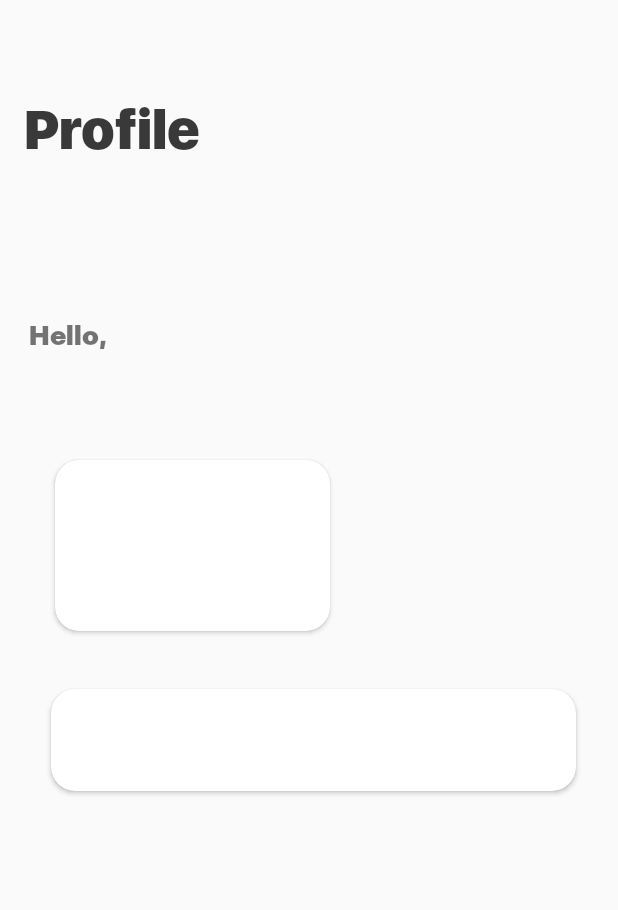
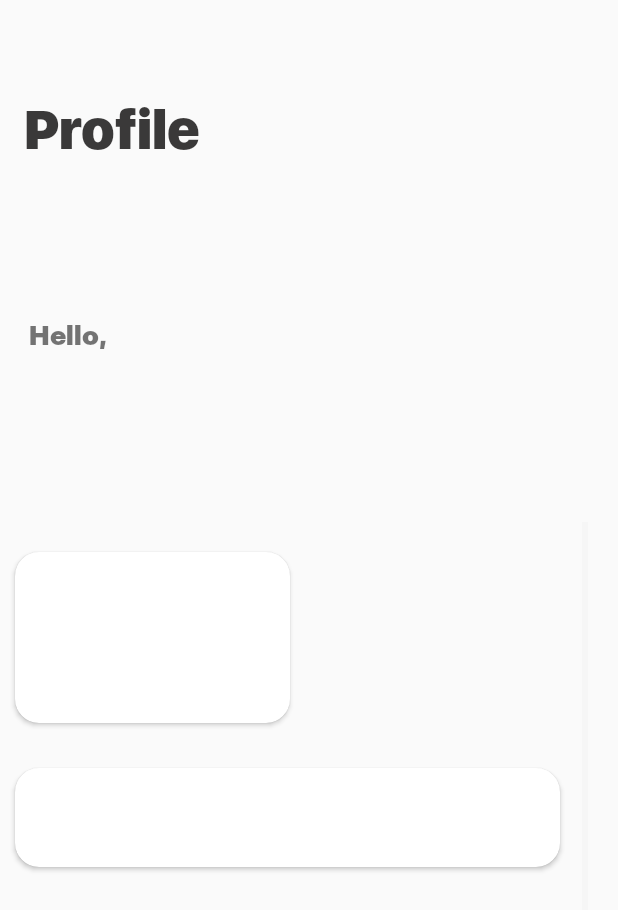
Before and after one commit to JeanpaulRazzouk/UPay, an Android app: the Profile screen opened directly, with no data from a screen before it, on a phone screen of 412 x 824 dp. Shown: the top 910 px of the screen. Run offline under Robolectric (Android 15) with nearby library versions, the phone set to English and light mode, and no system bars; our stand-ins replace Firebase (no records; nobody signed in at launch, a user with empty details on screens opened directly).

Commit message:
new changes

```diff
--- a/UPay/app/src/main/res/layout/activity_home_page.xml
+++ b/UPay/app/src/main/res/layout/activity_home_page.xml
@@ -20,7 +20,7 @@
             android:id="@+id/bottom_navigation"
             android:layout_width="374dp"
             android:layout_height="55dp"
-            android:layout_marginBottom="72dp"
+            android:layout_marginBottom="50dp"
             android:background="@drawable/shape_rounded_corners"
             android:elevation="8dp"
             app:itemIconTint="@drawable/color_back"
--- a/UPay/app/src/main/res/layout/activity_profile.xml
+++ b/UPay/app/src/main/res/layout/activity_profile.xml
@@ -2,20 +2,11 @@
 <androidx.constraintlayout.widget.ConstraintLayout xmlns:android="http://schemas.android.com/apk/res/android"
     xmlns:app="http://schemas.android.com/apk/res-auto"
     xmlns:tools="http://schemas.android.com/tools"
+    android:id="@+id/prof"
     android:layout_width="match_parent"
     android:layout_height="match_parent"
     android:orientation="vertical">
 
-
-    <androidx.cardview.widget.CardView
-        android:layout_width="183dp"
-        android:layout_height="114dp"
-        android:layout_marginEnd="192dp"
-        app:cardCornerRadius="16dp"
-        app:layout_constraintBottom_toBottomOf="parent"
-        app:layout_constraintEnd_toEndOf="parent"
-        app:layout_constraintTop_toTopOf="parent"
-        app:layout_constraintVertical_bias="0.432" />
 
     <ImageButton
         android:id="@+id/imageButton"
@@ -73,9 +64,43 @@
         app:layout_constraintStart_toStartOf="parent"
         app:layout_constraintTop_toTopOf="parent" />
 
+
+    <ScrollView
+        android:id="@+id/scroll"
+        android:layout_width="392dp"
+        android:layout_height="476dp"
+        android:background="@null"
+        app:layout_constraintBottom_toBottomOf="parent"
+        app:layout_constraintEnd_toEndOf="parent"
+        app:layout_constraintHorizontal_bias="0.0"
+        app:layout_constraintStart_toStartOf="parent"
+        app:layout_constraintTop_toTopOf="parent"
+        app:layout_constraintVertical_bias="1.0">
+
+        <LinearLayout
+            android:layout_width="match_parent"
+            android:layout_height="match_parent"
+            android:background="?android:windowBackground"
+            android:orientation="vertical">
+
             <androidx.cardview.widget.CardView
-        android:layout_width="350dp"
-        android:layout_height="68dp"
+                android:layout_width="183dp"
+                android:layout_height="114dp"
+                android:layout_marginStart="10dp"
+                android:layout_marginTop="20dp"
+                android:layout_marginEnd="192dp"
+                app:cardCornerRadius="16dp"
+                app:layout_constraintBottom_toBottomOf="parent"
+                app:layout_constraintEnd_toEndOf="parent"
+                app:layout_constraintTop_toTopOf="parent"
+                app:layout_constraintVertical_bias="0.432" />
+
+
+            <androidx.cardview.widget.CardView
+                android:layout_width="363dp"
+                android:layout_height="66dp"
+                android:layout_marginStart="10dp"
+                android:layout_marginTop="30dp"
                 android:layout_marginEnd="28dp"
                 app:cardCornerRadius="16dp"
                 app:layout_constraintBottom_toBottomOf="parent"
@@ -92,7 +117,23 @@
                     android:textAlignment="center"
                     android:textDirection="anyRtl"
                     android:textSize="18sp" />
-
             </androidx.cardview.widget.CardView>
 
+
+            <androidx.cardview.widget.CardView
+                android:id="@+id/log_out"
+                android:layout_width="217dp"
+                android:layout_height="68dp"
+                android:layout_marginStart="88dp"
+                android:layout_marginTop="250dp"
+                android:layout_marginEnd="182dp"
+                android:layout_marginBottom="10dp"
+                app:cardBackgroundColor="#EC2747"
+                app:cardCornerRadius="16dp"
+                app:layout_constraintBottom_toBottomOf="parent"
+                app:layout_constraintEnd_toEndOf="parent"
+                app:layout_constraintTop_toTopOf="parent"
+                app:layout_constraintVertical_bias="0.432" />
+        </LinearLayout>
+    </ScrollView>
 </androidx.constraintlayout.widget.ConstraintLayout>
--- a/UPay/app/src/main/res/layout/fragment_analytics.xml
+++ b/UPay/app/src/main/res/layout/fragment_analytics.xml
@@ -30,9 +30,9 @@
 
             <TextView
                 android:id="@+id/textView3"
-                android:layout_width="232dp"
+                android:layout_width="220dp"
                 android:layout_height="wrap_content"
-                android:layout_marginStart="25dp"
+                android:layout_marginStart="18dp"
                 android:layout_marginTop="70dp"
                 android:layout_marginEnd="24dp"
                 android:layout_marginBottom="616dp"
--- a/UPay/app/src/main/res/layout/fragment_home.xml
+++ b/UPay/app/src/main/res/layout/fragment_home.xml
@@ -37,11 +37,11 @@
 
                 <ImageButton
                     android:id="@+id/imageView12"
-                    android:layout_width="63dp"
-                    android:layout_height="61dp"
+                    android:layout_width="65dp"
+                    android:layout_height="65dp"
                     android:layout_gravity="right"
                     android:layout_marginTop="-140dp"
-                    android:layout_marginEnd="34dp"
+                    android:layout_marginEnd="20dp"
                     android:background="@drawable/round_outline"
                     android:scaleType="centerCrop"
                     app:layout_constraintEnd_toEndOf="parent"
@@ -52,7 +52,7 @@
                     android:layout_width="168dp"
                     android:layout_height="wrap_content"
                     android:layout_marginStart="16dp"
-                    android:layout_marginTop="-50dp"
+                    android:layout_marginTop="-60dp"
                     android:layout_marginEnd="24dp"
                     android:layout_marginBottom="616dp"
                     android:fontFamily="@font/sf_ui_display_black"
@@ -67,7 +67,7 @@
 
                 <androidx.cardview.widget.CardView
                     android:id="@+id/card_view_home"
-                    android:layout_width="341dp"
+                    android:layout_width="343dp"
                     android:layout_height="110dp"
                     android:layout_marginStart="25dp"
                     android:layout_marginTop="-500dp"
@@ -77,7 +77,7 @@
 
                 <androidx.cardview.widget.CardView
                     android:id="@+id/card_view_home2"
-                    android:layout_width="342dp"
+                    android:layout_width="340dp"
                     android:layout_height="414dp"
                     android:layout_marginStart="25dp"
                     android:layout_marginTop="-590dp"
```
Lines whose indentation alone changed are shown as unchanged.
